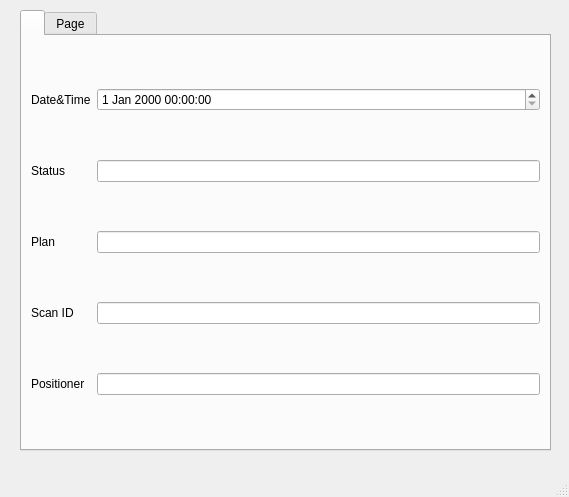
BCDA-APS/gemviz, file gemviz23/ui_files/filter_window_version2.ui: the form before one commit.
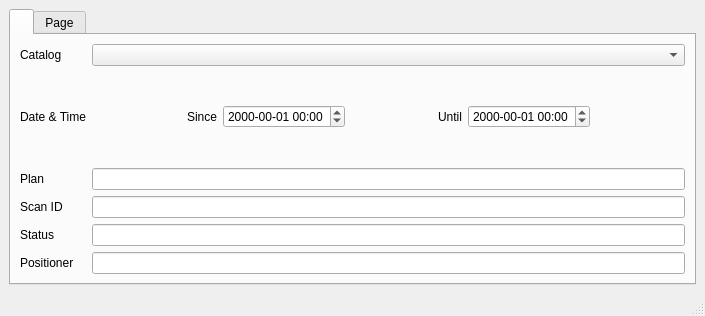
The form after the commit.

The edit to the form file:
```diff
--- a/gemviz23/ui_files/filter_window_version2.ui
+++ b/gemviz23/ui_files/filter_window_version2.ui
@@ -6,23 +6,17 @@
    <rect>
     <x>0</x>
     <y>0</y>
-    <width>569</width>
-    <height>497</height>
+    <width>705</width>
+    <height>316</height>
    </rect>
   </property>
   <property name="windowTitle">
    <string>MainWindow</string>
   </property>
   <widget class="QWidget" name="centralwidget">
+   <layout class="QHBoxLayout" name="horizontalLayout">
+    <item>
    <widget class="QTabWidget" name="tabWidget_2">
-    <property name="geometry">
-     <rect>
-      <x>20</x>
-      <y>10</y>
-      <width>531</width>
-      <height>441</height>
-     </rect>
-    </property>
     <property name="currentIndex">
      <number>0</number>
     </property>
@@ -31,55 +25,139 @@
       <string/>
      </attribute>
      <layout class="QGridLayout" name="gridLayout">
-      <item row="0" column="0">
-       <widget class="QLabel" name="date_and_time_label">
-        <property name="text">
-         <string>Date&amp;Time</string>
-        </property>
-       </widget>
-      </item>
-      <item row="0" column="1">
-       <widget class="QDateTimeEdit" name="dateTimeEdit"/>
-      </item>
-      <item row="1" column="0">
-       <widget class="QLabel" name="status">
+        <item row="7" column="0">
+         <widget class="QLabel" name="status_label">
         <property name="text">
          <string>Status</string>
         </property>
        </widget>
       </item>
-      <item row="1" column="1">
-       <widget class="QLineEdit" name="status_lineEdit"/>
-      </item>
-      <item row="2" column="0">
-       <widget class="QLabel" name="plan">
+        <item row="4" column="2">
+         <widget class="QLineEdit" name="plan_name"/>
+        </item>
+        <item row="9" column="0">
+         <widget class="QLabel" name="positioner_label">
         <property name="text">
-         <string>Plan</string>
+           <string>Positioner</string>
+          </property>
+         </widget>
+        </item>
+        <item row="1" column="0">
+         <widget class="QLabel" name="status_label_2">
+          <property name="text">
+           <string>Catalog</string>
         </property>
        </widget>
       </item>
       <item row="4" column="0">
-       <widget class="QLabel" name="scan_id">
+         <widget class="QLabel" name="plan_label">
+          <property name="text">
+           <string>Plan</string>
+          </property>
+         </widget>
+        </item>
+        <item row="2" column="0">
+         <widget class="QLabel" name="label">
+          <property name="text">
+           <string>Date &amp; Time</string>
+          </property>
+         </widget>
+        </item>
+        <item row="6" column="2">
+         <widget class="QLineEdit" name="scan_id"/>
+        </item>
+        <item row="2" column="2">
+         <widget class="QWidget" name="widget" native="true">
+          <layout class="QHBoxLayout" name="horizontalLayout_3">
+           <item>
+            <layout class="QHBoxLayout" name="horizontalLayout_2">
+             <item>
+              <spacer name="horizontalSpacer_3">
+               <property name="orientation">
+                <enum>Qt::Horizontal</enum>
+               </property>
+               <property name="sizeHint" stdset="0">
+                <size>
+                 <width>40</width>
+                 <height>20</height>
+                </size>
+               </property>
+              </spacer>
+             </item>
+             <item>
+              <widget class="QLabel" name="date_1_label">
+               <property name="text">
+                <string>Since</string>
+               </property>
+              </widget>
+             </item>
+             <item>
+              <widget class="QDateTimeEdit" name="date_1">
+               <property name="displayFormat">
+                <string>yyyy-mm-dd HH:mm</string>
+               </property>
+              </widget>
+             </item>
+             <item>
+              <spacer name="horizontalSpace_1">
+               <property name="orientation">
+                <enum>Qt::Horizontal</enum>
+               </property>
+               <property name="sizeHint" stdset="0">
+                <size>
+                 <width>40</width>
+                 <height>20</height>
+                </size>
+               </property>
+              </spacer>
+             </item>
+             <item>
+              <widget class="QLabel" name="date_2_label">
+               <property name="text">
+                <string>Until</string>
+               </property>
+              </widget>
+             </item>
+             <item>
+              <widget class="QDateTimeEdit" name="date_2">
+               <property name="displayFormat">
+                <string>yyyy-mm-dd HH:mm</string>
+               </property>
+              </widget>
+             </item>
+             <item>
+              <spacer name="horizontalSpacer_2">
+               <property name="orientation">
+                <enum>Qt::Horizontal</enum>
+               </property>
+               <property name="sizeHint" stdset="0">
+                <size>
+                 <width>40</width>
+                 <height>20</height>
+                </size>
+               </property>
+              </spacer>
+             </item>
+            </layout>
+           </item>
+          </layout>
+         </widget>
+        </item>
+        <item row="6" column="0">
+         <widget class="QLabel" name="scan_id_label">
         <property name="text">
          <string>Scan ID</string>
         </property>
        </widget>
       </item>
-      <item row="4" column="1">
-       <widget class="QLineEdit" name="scan_id_lineEdit"/>
-      </item>
-      <item row="5" column="0">
-       <widget class="QLabel" name="positioner">
-        <property name="text">
-         <string>Positioner</string>
-        </property>
-       </widget>
-      </item>
-      <item row="5" column="1">
-       <widget class="QLineEdit" name="positioner_lineEdit"/>
-      </item>
-      <item row="2" column="1">
-       <widget class="QLineEdit" name="plan_lineEdit"/>
+        <item row="9" column="2">
+         <widget class="QLineEdit" name="positioner"/>
+        </item>
+        <item row="7" column="2">
+         <widget class="QLineEdit" name="status"/>
+        </item>
+        <item row="1" column="2">
+         <widget class="QComboBox" name="comboBox"/>
       </item>
      </layout>
     </widget>
@@ -89,6 +167,8 @@
      </attribute>
     </widget>
    </widget>
+    </item>
+   </layout>
   </widget>
   <widget class="QStatusBar" name="statusbar"/>
  </widget>
```
Lines whose indentation alone changed are shown as unchanged.
